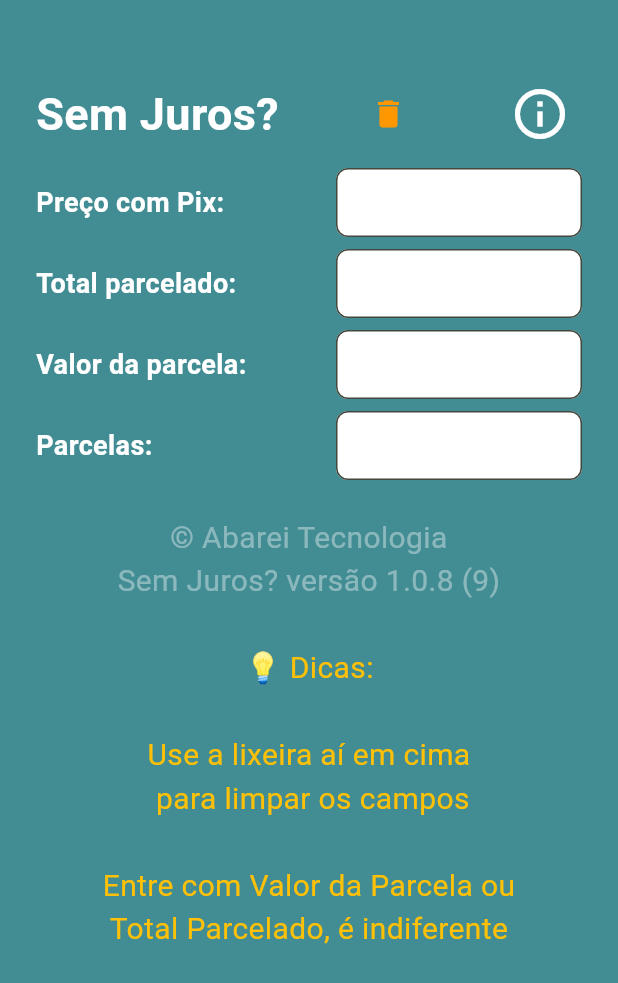
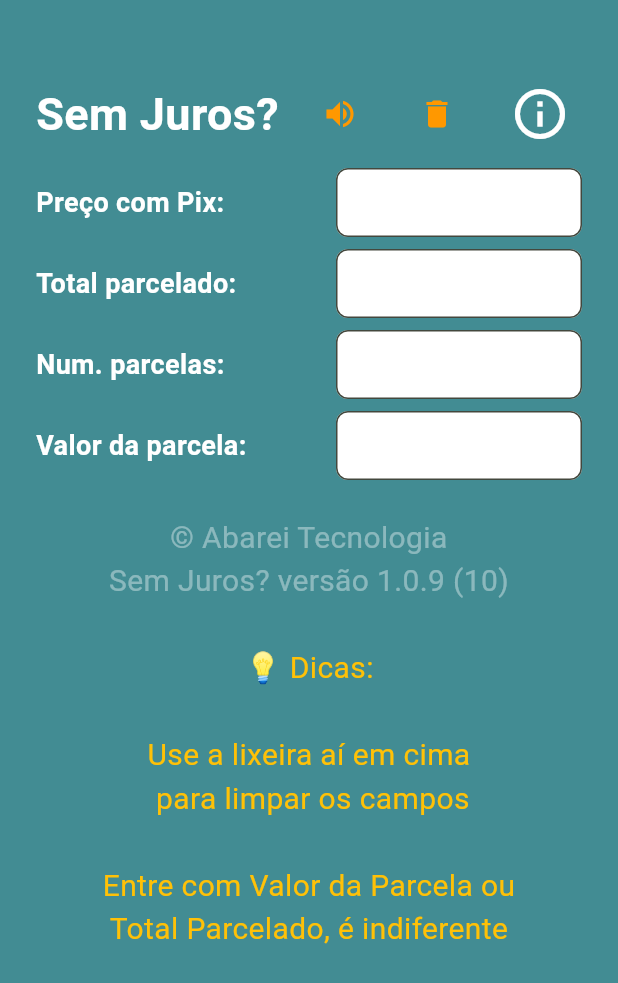
Before and after one commit to ASKTERIX2024/semjuros, a Flutter app: the HomeScreen screen opened by its route, on a phone screen of 412 x 824 dp. Shown: the top 983 px of the screen. Run offline on Flutter 3.47's test engine with Material 3 defaults, Android fonts, the phone set to English and light mode, and no system bars; our stand-ins replace audioplayers, package_info_plus, shared_preferences; accounts and stored records are empty.

```diff
--- a/lib/main.dart
+++ b/lib/main.dart
@@ -7,6 +7,7 @@ import 'dart:async';
 import 'package:shared_preferences/shared_preferences.dart';
 import 'package:package_info_plus/package_info_plus.dart';
 import 'package:flutter/services.dart';
+import 'package:audioplayers/audioplayers.dart';
 
 
 class AppGlobal {
@@ -303,6 +304,9 @@ class _HomeScreenState extends State<HomeScreen> {
   Timer? _debounce;
   bool _taxaCalculada = false;
   bool _persistenteDica = true;
+  final player = AudioPlayer();
+  bool _som_ativo = true;
+
 
   String _taxaFormatada = '';
 
@@ -506,7 +510,7 @@ class _HomeScreenState extends State<HomeScreen> {
         pix_parcelamento = (ganho < 0) ? 'utilizando PIX. Com isso, o' : 'com parcelamento. Com isso, o';
         if (ganho < 0.01 && ganho > -0.01) {pix_parcelamento = 'com qualquer meio, pois o'; adjetivo = 'indiferente';}
         if (_debounce?.isActive ?? false) _debounce!.cancel();
-        _debounce = Timer(const Duration(milliseconds: 500), () {
+        _debounce = Timer(const Duration(milliseconds: 1000), () {
           FocusScope.of(context).unfocus();
         });
         _persistenteDica = false;
@@ -518,6 +522,7 @@ class _HomeScreenState extends State<HomeScreen> {
           });
         }
         if (_taxaFormatada == "não convergiu") return;
+        if (_som_ativo) {player.play(AssetSource('audio/Kaching.mp3'));}
         setState(() {
           _taxaFormatada = '${(taxa * 100).toStringAsFixed(2).replaceAll('.',',')}%';
         });
@@ -571,7 +576,7 @@ class _HomeScreenState extends State<HomeScreen> {
                         mainAxisAlignment: MainAxisAlignment.spaceBetween, // Garante espaço entre os itens
                         crossAxisAlignment: CrossAxisAlignment.center,     // Alinha verticalmente no mesmo nível
                         children: [
-                          const Text(
+                         const Text(
                             'Sem Juros?',
                             style: TextStyle(
                               fontSize: 30,
@@ -580,12 +585,24 @@ class _HomeScreenState extends State<HomeScreen> {
                             ),
                             textAlign: TextAlign.left,
                           ),
+
                           IconButton(
-                            icon: Icon(Icons.delete, color: Colors.orange),
-                            onPressed: _limparCampos,
-                            tooltip: 'Limpar campos',
+                            icon: Icon(
+                              _som_ativo ? Icons.volume_up : Icons.volume_off,
+                              color: Colors.orange,
+                            ),
+                            onPressed: () {
+                              setState(() {
+                                _som_ativo = !_som_ativo; // troca o estado
+                              });
+                            },
                           ),
                           IconButton(
+                           icon: Icon(Icons.delete, color: Colors.orange),
+                              onPressed: _limparCampos,
+                              tooltip: 'Limpar campos',
+                            ),
+                           IconButton(
                             icon: Icon(Icons.info_outline, color: Colors.white, size: 40),
                             tooltip: 'Explicação',
                             onPressed: () {
@@ -594,7 +611,7 @@ class _HomeScreenState extends State<HomeScreen> {
                                 MaterialPageRoute(builder: (context) => TutorialScreen()),
                               );
                             },
-                          ),
+                         ),
                         ],
                       ),
                       SizedBox(height: 8),
@@ -643,6 +660,21 @@ class _HomeScreenState extends State<HomeScreen> {
                             ],
                           ),
 
+
+                          const SizedBox(height: 8),
+                          Row(
+                            children: [
+                              const SizedBox(
+                                width: 200,
+                                child: Text(
+                                  'Num. parcelas:',
+                                  style: TextStyle(color: Colors.white, fontSize: 18, fontWeight: FontWeight.bold),
+                                ),
+                              ),
+                              Expanded(child: _buildCampoSemRotulo(_parcelasController, _parcelasFocus, onChanged: _onParcelasChanged,
+                              )),
+                            ],
+                          ),
                           const SizedBox(height: 8),
                           Row(
                             crossAxisAlignment: CrossAxisAlignment.center,     // Alinha verticalmente no mesmo nível
@@ -667,21 +699,6 @@ class _HomeScreenState extends State<HomeScreen> {
                               SizedBox(height: 12), // espaço entre a legenda e o campo
                               Expanded(child: _buildCampoSemRotulo(_ValorParcelaController, _ValorParcelaFocus,onChanged: _onValorParcelaChanged)),
 
-                            ],
-                          ),
-
-                          const SizedBox(height: 8),
-                          Row(
-                            children: [
-                              const SizedBox(
-                                width: 200,
-                                child: Text(
-                                  'Parcelas:',
-                                  style: TextStyle(color: Colors.white, fontSize: 18, fontWeight: FontWeight.bold),
-                                ),
-                              ),
-                              Expanded(child: _buildCampoSemRotulo(_parcelasController, _parcelasFocus, onChanged: _onParcelasChanged,
-                              )),
                             ],
                           ),
                         ],
--- a/pubspec.yaml
+++ b/pubspec.yaml
@@ -16,7 +16,7 @@ publish_to: 'none' # Remove this line if you wish to publish to pub.dev
 # https://developer.apple.com/library/archive/documentation/General/Reference/InfoPlistKeyReference/Articles/CoreFoundationKeys.html
 # In Windows, build-name is used as the major, minor, and patch parts
 # of the product and file versions while build-number is used as the build suffix.
-version: 1.0.8+9
+version: 1.0.9+10
 
 environment:
   sdk: ^3.8.0
@@ -38,6 +38,7 @@ dependencies:
   intl: ^0.20.2
   shared_preferences: ^2.5.3
   package_info_plus: ^8.3.1
+  audioplayers: ^6.6.0
 
 
 dev_dependencies:
@@ -78,8 +79,7 @@ flutter:
     - assets/images/Tutorial_7.png
     - assets/images/Tutorial_8.png
     - assets/icons/icon.png
-    - shorebird.yaml
-
+    - assets/audio/Kaching.mp3
 
 
   #   - images/a_dot_ham.jpeg
```
Also changed, not shown: pubspec.lock, 8 other files.
